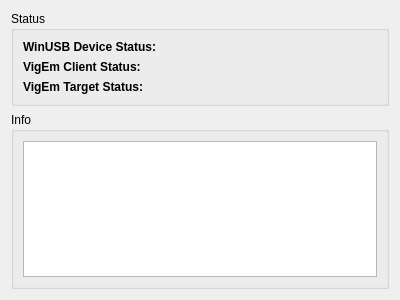
Above: XBOFS.win.qt5/WinUsbDeviceWidget.ui from OOPMan/XBOFS.win before the change. Below: the same form after it.
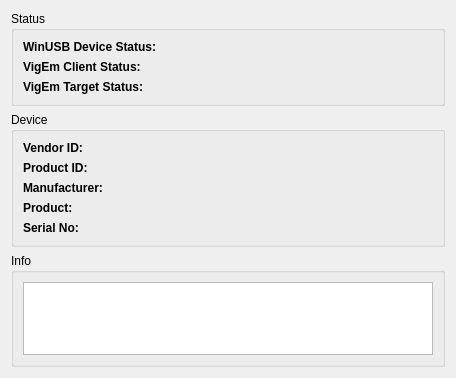
That is the form after the change.

Commit message: #2: Display additional device info

What changed in the file:
```diff
--- a/XBOFS.win.qt5/WinUsbDeviceWidget.ui
+++ b/XBOFS.win.qt5/WinUsbDeviceWidget.ui
@@ -6,8 +6,8 @@
    <rect>
     <x>0</x>
     <y>0</y>
-    <width>400</width>
-    <height>300</height>
+    <width>456</width>
+    <height>378</height>
    </rect>
   </property>
   <property name="windowTitle">
@@ -68,6 +68,85 @@
      </layout>
     </widget>
    </item>
+   <item>
+    <widget class="QGroupBox" name="deviceGroupBox">
+     <property name="title">
+      <string>Device</string>
+     </property>
+     <layout class="QFormLayout" name="formLayout_2">
+      <item row="0" column="0">
+       <widget class="QLabel" name="label_4">
+        <property name="text">
+         <string>&lt;html&gt;&lt;head/&gt;&lt;body&gt;&lt;p&gt;&lt;span style=&quot; font-weight:600;&quot;&gt;Vendor ID:&lt;/span&gt;&lt;/p&gt;&lt;/body&gt;&lt;/html&gt;</string>
+        </property>
+       </widget>
+      </item>
+      <item row="1" column="0">
+       <widget class="QLabel" name="label_6">
+        <property name="text">
+         <string>&lt;html&gt;&lt;head/&gt;&lt;body&gt;&lt;p&gt;&lt;span style=&quot; font-weight:600;&quot;&gt;Product ID:&lt;/span&gt;&lt;/p&gt;&lt;/body&gt;&lt;/html&gt;</string>
+        </property>
+       </widget>
+      </item>
+      <item row="1" column="1">
+       <widget class="QLabel" name="productIdLabel">
+        <property name="text">
+         <string/>
+        </property>
+       </widget>
+      </item>
+      <item row="2" column="0">
+       <widget class="QLabel" name="label_8">
+        <property name="text">
+         <string>&lt;html&gt;&lt;head/&gt;&lt;body&gt;&lt;p&gt;&lt;span style=&quot; font-weight:600;&quot;&gt;Manufacturer:&lt;/span&gt;&lt;/p&gt;&lt;/body&gt;&lt;/html&gt;</string>
+        </property>
+       </widget>
+      </item>
+      <item row="2" column="1">
+       <widget class="QLabel" name="manufacturerLabel">
+        <property name="text">
+         <string/>
+        </property>
+       </widget>
+      </item>
+      <item row="3" column="0">
+       <widget class="QLabel" name="label_10">
+        <property name="text">
+         <string>&lt;html&gt;&lt;head/&gt;&lt;body&gt;&lt;p&gt;&lt;span style=&quot; font-weight:600;&quot;&gt;Product:&lt;/span&gt;&lt;/p&gt;&lt;/body&gt;&lt;/html&gt;</string>
+        </property>
+       </widget>
+      </item>
+      <item row="3" column="1">
+       <widget class="QLabel" name="productLabel">
+        <property name="text">
+         <string/>
+        </property>
+       </widget>
+      </item>
+      <item row="4" column="0">
+       <widget class="QLabel" name="label_12">
+        <property name="text">
+         <string>&lt;html&gt;&lt;head/&gt;&lt;body&gt;&lt;p&gt;&lt;span style=&quot; font-weight:600;&quot;&gt;Serial No:&lt;/span&gt;&lt;/p&gt;&lt;/body&gt;&lt;/html&gt;</string>
+        </property>
+       </widget>
+      </item>
+      <item row="4" column="1">
+       <widget class="QLabel" name="serialNumberLabel">
+        <property name="text">
+         <string/>
+        </property>
+       </widget>
+      </item>
+      <item row="0" column="1">
+       <widget class="QLabel" name="vendorIdLabel">
+        <property name="text">
+         <string/>
+        </property>
+       </widget>
+      </item>
+     </layout>
+    </widget>
+   </item>
    <item>
     <widget class="QGroupBox" name="infoGroupBox">
      <property name="title">
```
The commit also changes 2 other files.
